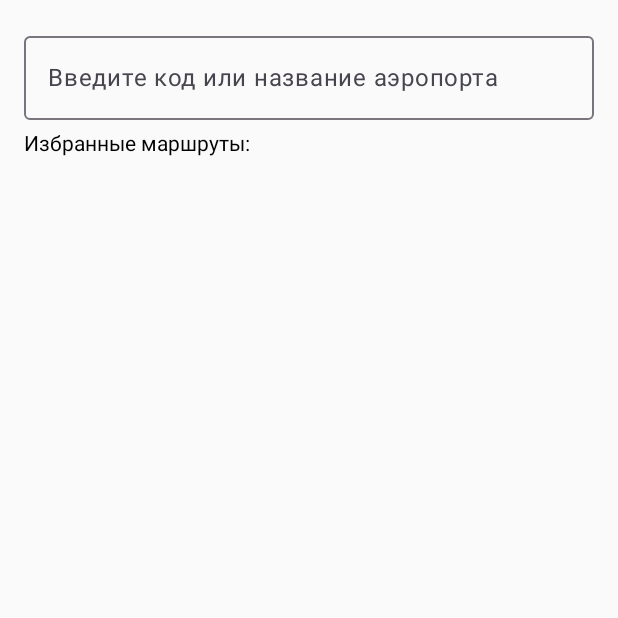
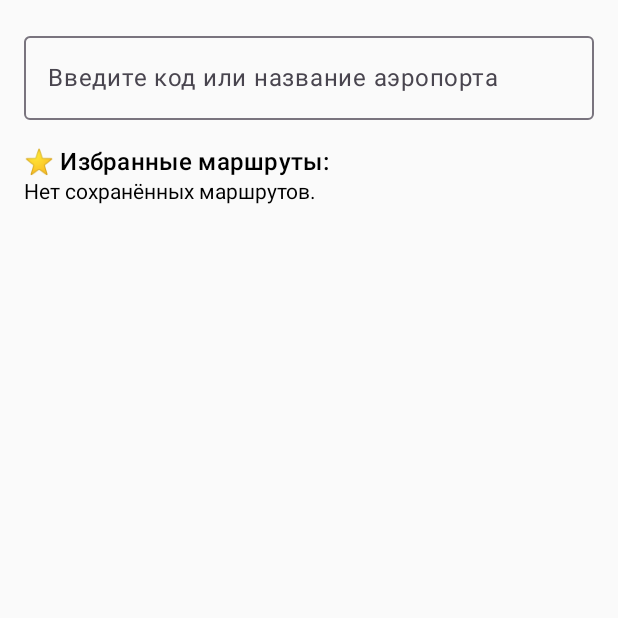
Before and after one commit to mcalexandretion/FlightApp_Lab5_MobileAD, an Android app built with Jetpack Compose: the screen it shows after launch (MainActivity), on a phone screen of 412 x 824 dp, the top half of it. Run offline under Robolectric (Android 15) with nearby library versions, the phone set to English and light mode, and no system bars; our stand-ins replace Room's generated code.

Commit message:
feat: add delete button(favorites)

```diff
--- a/app/src/main/java/com/example/flightapp/data/AirportDao.kt
+++ b/app/src/main/java/com/example/flightapp/data/AirportDao.kt
@@ -6,7 +6,7 @@ import kotlinx.coroutines.flow.Flow
 
 @Dao
 interface AirportDao {
-    @Query("SELECT * FROM airport WHERE iata_code LIKE :query OR name LIKE :query")
+    @Query("SELECT * FROM airport WHERE LOWER(iata_code) LIKE LOWER('%' || :query || '%') OR LOWER(name) LIKE LOWER('%' || :query || '%')")
     fun searchAirports(query: String): Flow<List<Airport>>
 
     @Query("SELECT * FROM airport WHERE iata_code != :from")
--- a/app/src/main/java/com/example/flightapp/data/FavoriteDao.kt
+++ b/app/src/main/java/com/example/flightapp/data/FavoriteDao.kt
@@ -11,4 +11,8 @@ interface FavoriteDao {
 
     @Insert(onConflict = OnConflictStrategy.REPLACE)
     suspend fun insertFavorite(favorite: Favorite)
+
+    @Delete
+    suspend fun deleteFavorite(favorite: Favorite)
+
 }
--- a/app/src/main/java/com/example/flightapp/repository/FlightRepository.kt
+++ b/app/src/main/java/com/example/flightapp/repository/FlightRepository.kt
@@ -8,4 +8,6 @@ class FlightRepository(private val db: FlightDatabase) {
     fun getDestinations(from: String) = db.airportDao().getDestinations(from)
     fun getFavorites() = db.favoriteDao().getAllFavorites()
     suspend fun addFavorite(fav: Favorite) = db.favoriteDao().insertFavorite(fav)
+    suspend fun removeFavorite(fav: Favorite) = db.favoriteDao().deleteFavorite(fav)
+
 }
--- a/app/src/main/java/com/example/flightapp/ui/FlightSearchScreen.kt
+++ b/app/src/main/java/com/example/flightapp/ui/FlightSearchScreen.kt
@@ -1,6 +1,5 @@
 package com.example.flightapp.ui
 
-import android.annotation.SuppressLint
 import androidx.compose.foundation.layout.*
 import androidx.compose.foundation.lazy.LazyColumn
 import androidx.compose.foundation.lazy.items
@@ -9,63 +8,94 @@ import androidx.compose.runtime.*
 import androidx.compose.ui.Modifier
 import androidx.compose.ui.unit.dp
 import com.example.flightapp.viewmodel.FlightViewModel
+import androidx.compose.material.icons.Icons
+import androidx.compose.material.icons.filled.Delete
 
-@SuppressLint("StateFlowValueCalledInComposition")
 @Composable
 fun FlightSearchScreen(viewModel: FlightViewModel) {
     val query by viewModel.searchText.collectAsState()
     val airports by viewModel.airports.collectAsState()
     val destinations by viewModel.destinations.collectAsState()
     val favorites by viewModel.favorites.collectAsState()
+    val selectedAirport by viewModel.selectedAirport.collectAsState()
+    val isShowingFavorites by viewModel.isShowingFavorites.collectAsState()
 
-    Column(Modifier.padding(16.dp)) {
+    Column(modifier = Modifier
+        .fillMaxSize()
+        .padding(16.dp)) {
+
         OutlinedTextField(
             value = query,
             onValueChange = {
                 viewModel.searchText.value = it
                 viewModel.saveSearchQuery(it)
+                if (it.isBlank()) viewModel.setAirport(null)
             },
             label = { Text("Введите код или название аэропорта") },
-            modifier = Modifier.fillMaxWidth()
+            modifier = Modifier.fillMaxWidth(),
+            singleLine = true
         )
 
-        Spacer(Modifier.height(8.dp))
+        Spacer(Modifier.height(16.dp))
 
-        if (query.isNotBlank() && destinations.isEmpty()) {
-            Text("Выберите аэропорт:")
+        when {
+            isShowingFavorites -> {
+                Text("⭐ Избранные маршруты:", style = MaterialTheme.typography.titleMedium)
+                if (favorites.isEmpty()) {
+                    Text("Нет сохранённых маршрутов.")
+                } else {
+                    LazyColumn {
+                        items(favorites) { fav ->
+                            Row(
+                                modifier = Modifier
+                                    .fillMaxWidth()
+                                    .padding(vertical = 4.dp),
+                                horizontalArrangement = Arrangement.SpaceBetween
+                            ) {
+                                Text("${fav.departureCode} → ${fav.destinationCode}")
+                                IconButton(onClick = { viewModel.removeFavorite(fav) }) {
+                                    Icon(Icons.Default.Delete, contentDescription = "Удалить")
+                                }
+                            }
+                        }
+                    }
+                }
+            }
+
+            query.isNotBlank() && destinations.isEmpty() -> {
+                Text("Аэропорты по запросу:", style = MaterialTheme.typography.titleMedium)
                 LazyColumn {
                     items(airports) { airport ->
-                    TextButton(onClick = {
-                        viewModel.setAirport(airport.iataCode)
-                    }) {
+                        TextButton(
+                            onClick = { viewModel.setAirport(airport.iataCode) },
+                            modifier = Modifier.fillMaxWidth()
+                        ) {
                             Text("${airport.iataCode} - ${airport.name}")
                         }
                     }
                 }
-        } else if (destinations.isNotEmpty()) {
-            Text("Рейсы из ${viewModel.selectedAirport.value}:")
+            }
+
+            destinations.isNotEmpty() -> {
+                Text("✈ Рейсы из $selectedAirport:", style = MaterialTheme.typography.titleMedium)
                 LazyColumn {
                     items(destinations) { dest ->
                         Row(
-                        Modifier.fillMaxWidth().padding(vertical = 4.dp),
+                            modifier = Modifier
+                                .fillMaxWidth()
+                                .padding(vertical = 6.dp),
                             horizontalArrangement = Arrangement.SpaceBetween
                         ) {
-                        Text("${viewModel.selectedAirport.value} → ${dest.iataCode} - ${dest.name}")
+                            Text("$selectedAirport → ${dest.iataCode} - ${dest.name}")
                             Button(onClick = {
-                            viewModel.saveFavorite(viewModel.selectedAirport.value!!, dest.iataCode)
+                                viewModel.saveFavorite(selectedAirport!!, dest.iataCode)
                             }) {
                                 Text("★")
                             }
                         }
                     }
                 }
-        } else {
-            Text("Избранные маршруты:")
-            LazyColumn {
-                items(favorites) {
-                    Text("${it.departureCode} → ${it.destinationCode}")
             }
         }
     }
 }
-}
--- a/app/src/main/java/com/example/flightapp/viewmodel/FlightViewModel.kt
+++ b/app/src/main/java/com/example/flightapp/viewmodel/FlightViewModel.kt
@@ -1,6 +1,9 @@
 package com.example.flightapp.viewmodel
 
 import android.app.Application
+import androidx.datastore.preferences.core.edit
+import androidx.datastore.preferences.core.stringPreferencesKey
+import androidx.datastore.preferences.preferencesDataStore
 import androidx.lifecycle.AndroidViewModel
 import androidx.lifecycle.viewModelScope
 import com.example.flightapp.data.FlightDatabase
@@ -8,9 +11,6 @@ import com.example.flightapp.models.Favorite
 import com.example.flightapp.repository.FlightRepository
 import kotlinx.coroutines.flow.*
 import kotlinx.coroutines.launch
-import androidx.datastore.preferences.core.edit
-import androidx.datastore.preferences.core.stringPreferencesKey
-import androidx.datastore.preferences.preferencesDataStore
 
 val Application.dataStore by preferencesDataStore(name = "settings")
 
@@ -38,6 +38,13 @@ class FlightViewModel(application: Application) : AndroidViewModel(application)
     val favorites = repo.getFavorites()
         .stateIn(viewModelScope, SharingStarted.Lazily, emptyList())
 
+    val isShowingFavorites = combine(
+        searchText,
+        selectedAirport
+    ) { text, selected ->
+        text.isBlank() && selected == null
+    }.stateIn(viewModelScope, SharingStarted.Lazily, true)
+
     private val SEARCH_KEY = stringPreferencesKey("search")
 
     init {
@@ -58,7 +65,7 @@ class FlightViewModel(application: Application) : AndroidViewModel(application)
         }
     }
 
-    fun setAirport(iata: String) {
+    fun setAirport(iata: String?) {
         _selectedAirport.value = iata
     }
 
@@ -67,4 +74,10 @@ class FlightViewModel(application: Application) : AndroidViewModel(application)
             repo.addFavorite(Favorite(departureCode = dep, destinationCode = dest))
         }
     }
+    fun removeFavorite(fav: Favorite) {
+        viewModelScope.launch {
+            repo.removeFavorite(fav)
+        }
+    }
+
 }
```
Lines whose indentation alone changed are shown as unchanged.
